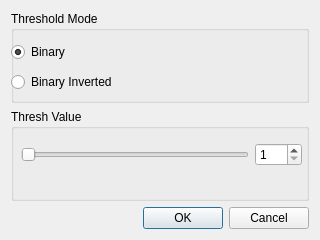
First picture: the form in thresholddialog.ui, repository mbobowsk/DarQwin, before the edit.
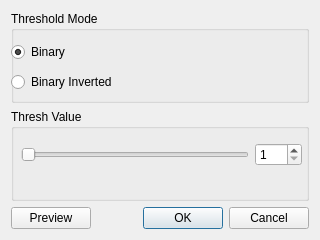
Second picture: the form after the edit.

Commit message: GUI do preview.

```diff
--- a/thresholddialog.ui
+++ b/thresholddialog.ui
@@ -14,7 +14,7 @@
    <string>Threshold</string>
   </property>
   <layout class="QGridLayout" name="gridLayout">
-   <item row="0" column="0">
+   <item row="0" column="0" colspan="2">
     <layout class="QVBoxLayout" name="verticalLayout">
      <item>
       <widget class="QGroupBox" name="groupBox">
@@ -96,7 +96,7 @@
      </item>
     </layout>
    </item>
-   <item row="1" column="0">
+   <item row="1" column="1">
     <widget class="QDialogButtonBox" name="buttonBox">
      <property name="orientation">
       <enum>Qt::Horizontal</enum>
@@ -106,6 +106,13 @@
      </property>
     </widget>
    </item>
+   <item row="1" column="0">
+    <widget class="QPushButton" name="previewButton">
+     <property name="text">
+      <string>Preview</string>
+     </property>
+    </widget>
+   </item>
   </layout>
  </widget>
  <resources/>
```
The commit also changes 32 other files.
